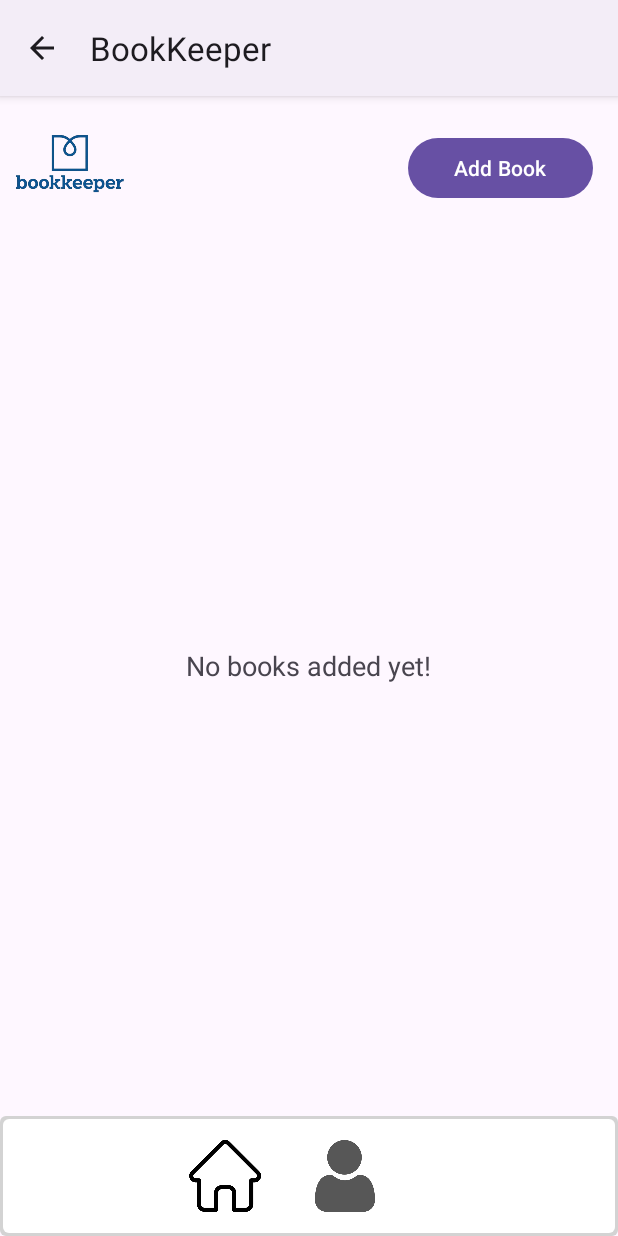
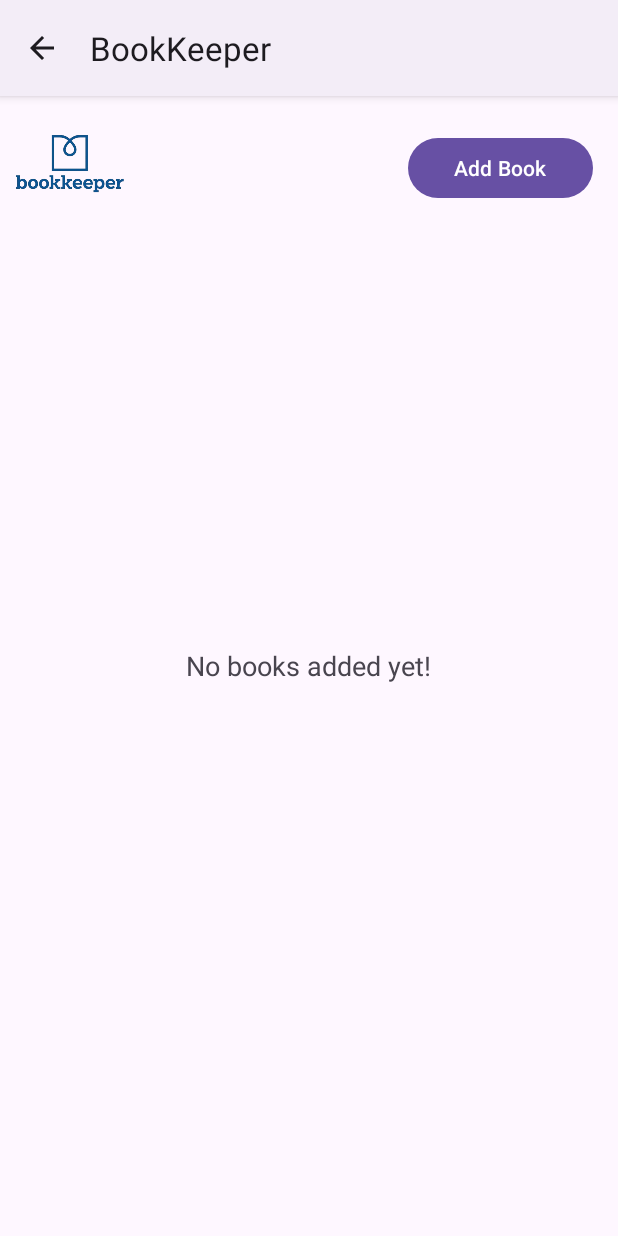
Before and after one commit to ArbreshaS/Aplikacion-per-Menaxhimin-e-Leximeve, an Android app: the Home screen opened directly, with no data from a screen before it, on a phone screen of 412 x 824 dp. Run offline under Robolectric (Android 15) with nearby library versions, the phone set to English and light mode, and no system bars; our stand-ins replace Firebase (no records; nobody signed in at launch, a user with empty details on screens opened directly).

Commit message:
Ndryshime te vogla ne home dhe profile

```diff
--- a/app/src/main/res/drawable/icon_background.xml
+++ /dev/null
@@ -1,17 +0,0 @@
-<!-- res/drawable/button_background.xml -->
-<layer-list xmlns:android="http://schemas.android.com/apk/res/android">
-    <!-- Bottom layer: Background color -->
-    <item>
-        <shape android:shape="rectangle">
-            <solid android:color="#D3D3D3"/> <!-- Background color (light gray) -->
-            <corners android:radius="4dp"/> <!-- Optional: rounded corners -->
-        </shape>
-    </item>
-    <!-- Top layer: Border -->
-    <item android:top="2dp" android:left="2dp" android:right="2dp" android:bottom="2dp">
-        <shape android:shape="rectangle">
-            <solid android:color="#FFFFff"/> <!-- Border color (black) -->
-            <corners android:radius="4dp"/> <!-- Optional: rounded corners -->
-        </shape>
-    </item>
-</layer-list>
--- a/app/src/main/res/layout/activity_home.xml
+++ b/app/src/main/res/layout/activity_home.xml
@@ -41,34 +41,6 @@
 
 
 
-    <LinearLayout
-        android:layout_width="match_parent"
-        android:layout_height="wrap_content"
-        android:layout_alignParentBottom="true"
-        android:orientation="horizontal"
-        android:gravity="center"
-        android:padding="16dp"
-        android:background="@drawable/icon_background"
-        android:layout_gravity="center">
-
-        <ImageView
-            android:id="@+id/btn_home"
-            android:layout_width="48dp"
-            android:layout_height="48dp"
-            android:layout_marginEnd="32dp"
-            android:src="@drawable/darker_home"
-            />
-
-        <ImageView
-            android:id="@+id/btn_profile"
-            android:layout_width="48dp"
-            android:layout_height="48dp"
-            android:layout_marginEnd="32dp"
-            android:src="@drawable/user"
-
-            />
 
 
-    </LinearLayout>
-
 </RelativeLayout>
```
Also changed, not shown: app/src/main/res/layout/activity_profile.xml (+1 -34 lines), app/src/main/res/drawable/darker_home.png (deleted), app/src/main/res/drawable/darker_user.png (deleted), app/src/main/res/drawable/home.png (deleted), app/src/main/res/drawable/user.png (deleted).
